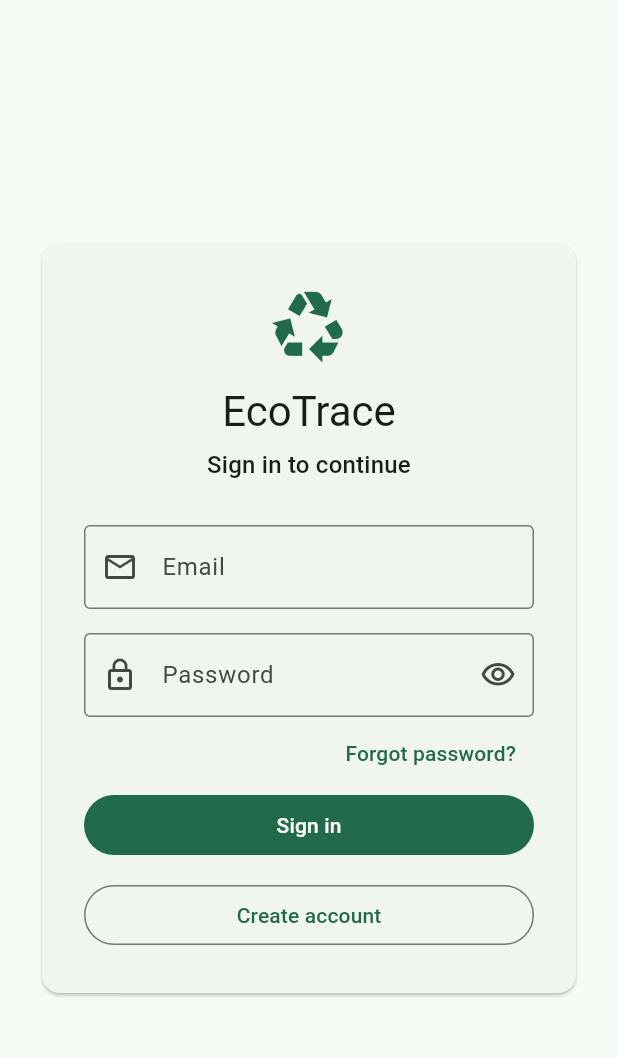
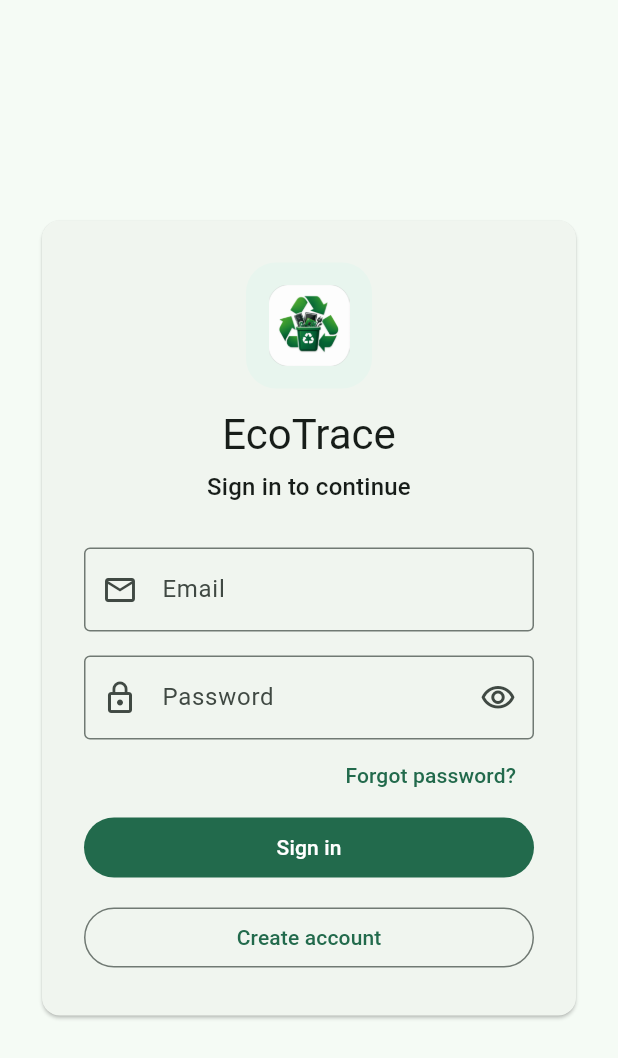
Before and after one commit to EcoTraces/ecotrace, a Flutter app: the screen it shows after launch, on a phone screen of 412 x 824 dp. Shown: the top 1058 px of the screen. Run offline on Flutter 3.47's test engine with Material 3 defaults, Android fonts, the phone set to English and light mode, and no system bars; our stand-ins replace cloud_firestore, csv, file_picker, firebase_auth, firebase_core, firebase_messaging and 8 more; missing offline and left inert: mobile_scanner; accounts and stored records are empty.

Commit message:
Rebrand app icon and manifest to EcoTrace
Update Android/web/Windows launcher icons and the web manifest/index.html
to the EcoTrace identity, and add a rounded background behind the splash
logo.

Co-Authored-By: Claude Sonnet 5 <noreply@anthropic.com>

```diff
--- a/lib/features/auth/presentation/auth_screens.dart
+++ b/lib/features/auth/presentation/auth_screens.dart
@@ -97,10 +97,18 @@ class _AuthFrame extends StatelessWidget {
                 child: Column(
                   crossAxisAlignment: CrossAxisAlignment.stretch,
                   children: [
-                    Icon(
-                      Icons.recycling,
-                      size: 54,
-                      color: Theme.of(context).colorScheme.primary,
+                    Center(
+                      child: Container(
+                        padding: const EdgeInsets.all(15),
+                        decoration: BoxDecoration(
+                          color: const Color(0xFFE8F5EE),
+                          borderRadius: BorderRadius.circular(20),
+                        ),
+                        child: Image.asset(
+                          'assets/icons/ecotrace_app_icon.png',
+                          height: 54,
+                        ),
+                      ),
                     ),
                     const SizedBox(height: 12),
                     Text(
--- a/lib/main.dart
+++ b/lib/main.dart
@@ -85,7 +85,17 @@ class _EcoTraceBootstrapState extends State<_EcoTraceBootstrap> {
                 child: Column(
                   mainAxisSize: MainAxisSize.min,
                   children: [
-                    const Icon(Icons.recycling, size: 72),
+                    Container(
+                      padding: const EdgeInsets.all(18),
+                      decoration: BoxDecoration(
+                        color: const Color(0xFFE8F5EE),
+                        borderRadius: BorderRadius.circular(24),
+                      ),
+                      child: Image.asset(
+                        'assets/icons/ecotrace_app_icon.png',
+                        height: 72,
+                      ),
+                    ),
                     const SizedBox(height: 18),
                     Text(
                       'EcoTrace',
```
Also changed, not shown: pubspec.yaml (+9 -0 lines), assets/icons/ecotrace_app_icon.png, firebase.json, 18 other files.
